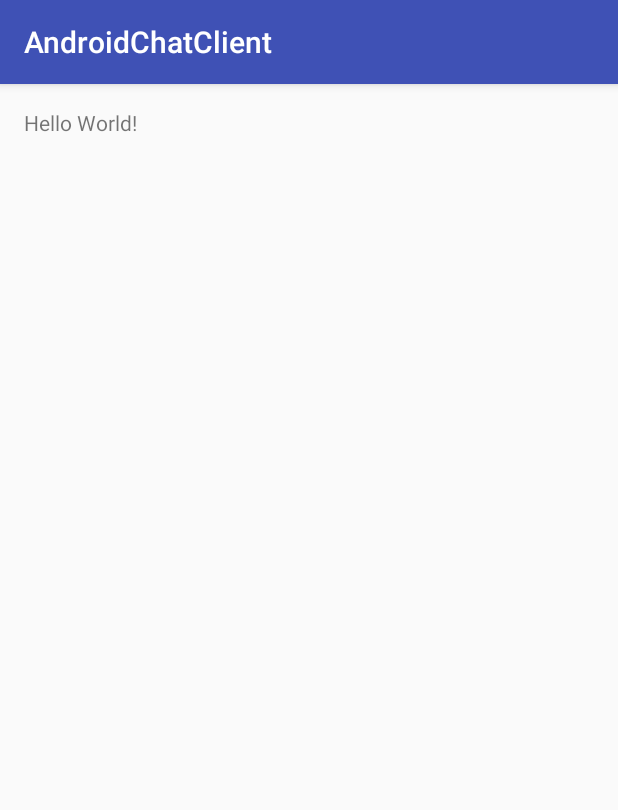
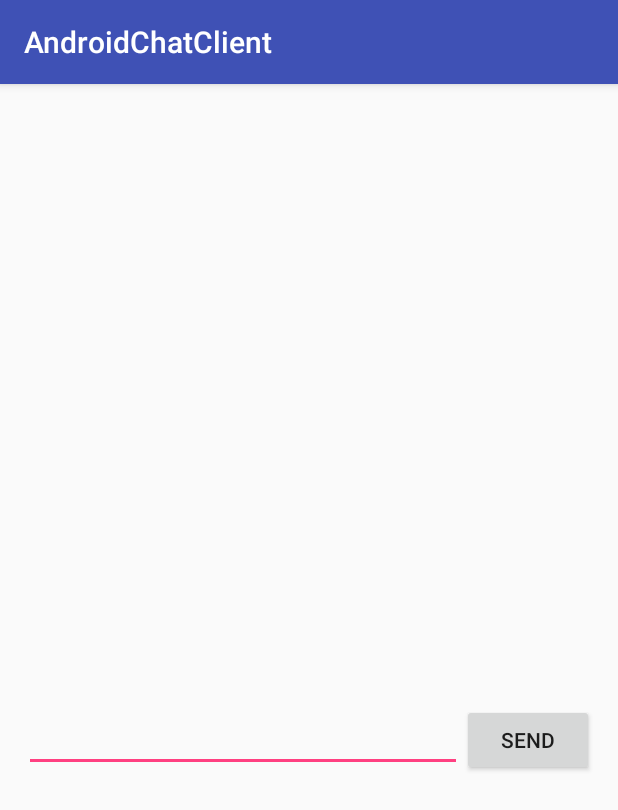
Before and after one commit to kat89/AndroidChatClient, an Android app: the screen it shows after launch (MainActivity), on a phone screen of 412 x 824 dp. Shown: the top 810 px of the screen. Run offline under Robolectric (Android 15) with nearby library versions, the phone set to English and light mode, and no system bars.

Commit message:
App layout updated

```diff
--- a/app/src/main/AndroidManifest.xml
+++ b/app/src/main/AndroidManifest.xml
@@ -1,6 +1,8 @@
 <?xml version="1.0" encoding="utf-8"?>
 <manifest xmlns:android="http://schemas.android.com/apk/res/android"
     package="mobile.tiy.androidchatclient">
+
+    <uses-permission android:name="android.permission.INTERNET"/>
 
     <application
         android:allowBackup="true"
--- a/app/src/main/java/mobile/tiy/androidchatclient/MainActivity.java
+++ b/app/src/main/java/mobile/tiy/androidchatclient/MainActivity.java
@@ -11,5 +11,8 @@ public class MainActivity extends AppCompatActivity {
         super.onCreate(savedInstanceState);
         setContentView(R.layout.activity_main);
 
+        StrictMode.ThreadPolicy policy = new StrictMode.ThreadPolicy.Builder().permitAll().build();
+        StrictMode.setThreadPolicy(policy);
+
     }
 }
--- a/app/src/main/res/layout/activity_main.xml
+++ b/app/src/main/res/layout/activity_main.xml
@@ -9,8 +9,41 @@
     android:paddingTop="@dimen/activity_vertical_margin"
     tools:context="mobile.tiy.androidchatclient.MainActivity">
 
-    <TextView
-        android:layout_width="wrap_content"
-        android:layout_height="wrap_content"
-        android:text="Hello World!" />
+    <LinearLayout
+        android:orientation="vertical"
+        android:layout_width="match_parent"
+        android:layout_height="match_parent"
+        android:layout_centerHorizontal="true"
+        android:id="@+id/linearLayout">
+
+        <ListView
+            android:layout_width="match_parent"
+            android:layout_height="397dp"
+            android:id="@+id/listView" />
+
+        <LinearLayout
+            android:orientation="horizontal"
+            android:layout_width="match_parent"
+            android:layout_height="wrap_content"
+            android:layout_alignParentBottom="true"
+            android:layout_below="@+id/linearLayout"
+            android:layout_alignParentLeft="true"
+            android:layout_alignParentStart="true"
+            android:weightSum="1">
+
+            <EditText
+                android:layout_width="0dp"
+                android:layout_height="wrap_content"
+                android:id="@+id/editText"
+                android:layout_weight="1" />
+
+            <Button
+                android:layout_width="wrap_content"
+                android:layout_height="wrap_content"
+                android:text="Send"
+                android:id="@+id/button" />
+
+        </LinearLayout>
+    </LinearLayout>
+
 </RelativeLayout>
```
